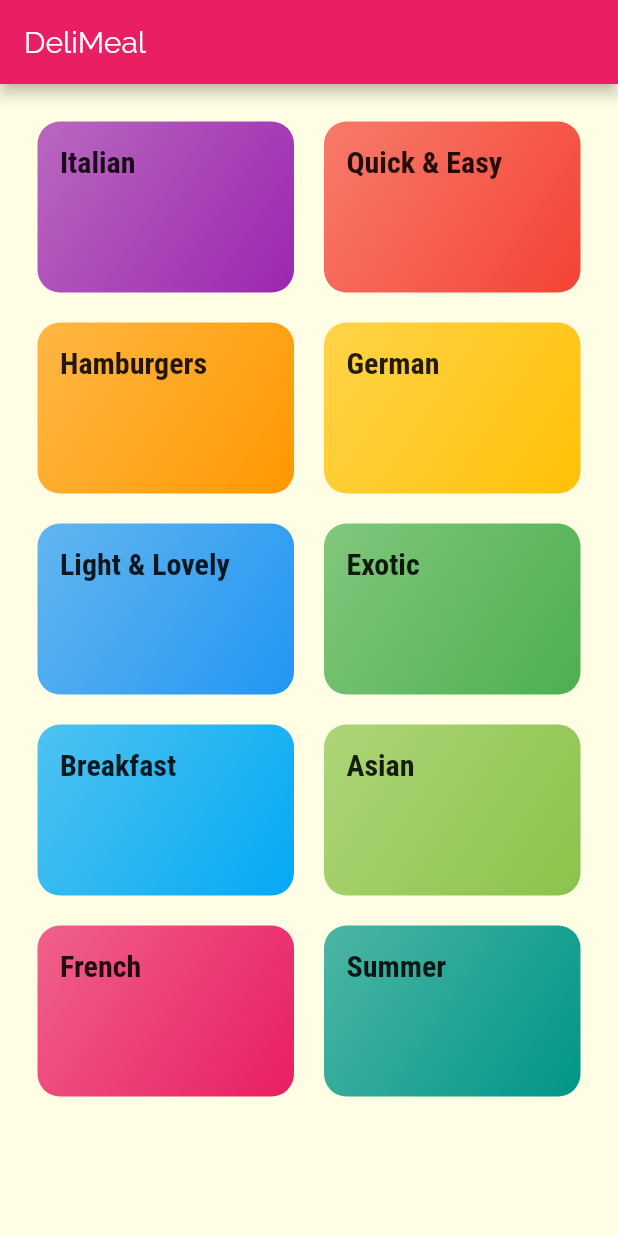
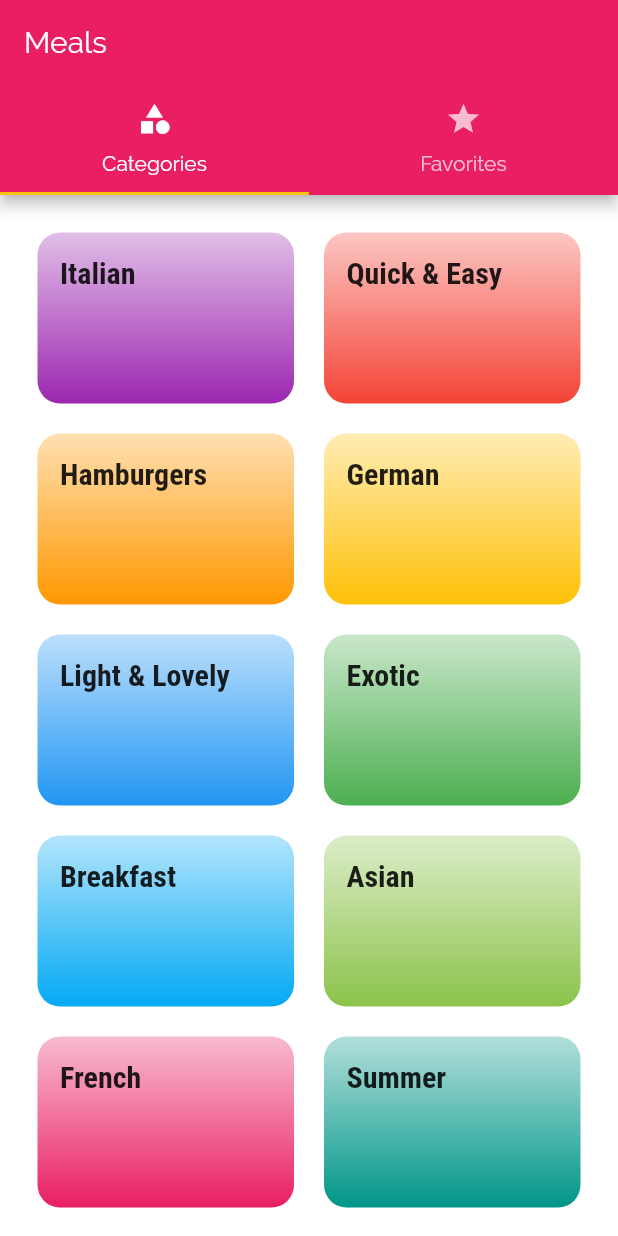
Before and after one commit to 2ChanWoo/delimeals, a Flutter app: the screen it shows after launch, on a phone screen of 412 x 824 dp. Run offline on Flutter 3.47's test engine with Material 2 defaults, Android fonts, the phone set to English and light mode, and no system bars.

Commit message:
bottom tab

```diff
--- a/lib/main.dart
+++ b/lib/main.dart
@@ -1,3 +1,5 @@
+import 'package:delimeals/screens/meal_detail_screen.dart';
+import 'package:delimeals/screens/tabs_screen.dart';
 import 'package:flutter/material.dart';
 
 import 'screens/category_meals_screen.dart';
@@ -13,7 +15,7 @@ class MyApp extends StatelessWidget {
       theme: ThemeData(
         primarySwatch: Colors.pink,
         accentColor: Colors.amber,
-        canvasColor: Color.fromRGBO(255, 254, 229, 1),
+        canvasColor: Colors.white,
         fontFamily: 'Raleway',
         textTheme: ThemeData.light().textTheme.copyWith(
               body1: TextStyle(
@@ -32,8 +34,9 @@ class MyApp extends StatelessWidget {
       // home: CategoriesScreen(),
       initialRoute: '/', // default is '/'
       routes: {
-        '/': (ctx) => CategoriesScreen(),
+        '/': (ctx) => TabsScreen(),
         CategoryMealsScreen.routeName: (ctx) => CategoryMealsScreen(),
+        MealDetailScreen.routeName : (ctx) => MealDetailScreen(),
       },
     );
   }
--- a/lib/screens/categories_screen.dart
+++ b/lib/screens/categories_screen.dart
@@ -6,11 +6,7 @@ import '../widgets/category_item.dart';
 class CategoriesScreen extends StatelessWidget {
   @override
   Widget build(BuildContext context) {
-    return Scaffold(
-      appBar: AppBar(
-        title: const Text('DeliMeal'),
-      ),
-      body: GridView(
+    return GridView(
         padding:  const EdgeInsets.all(25),   //const로 하는 이유가 뭐야?
         //Sliver 는 스크롤 가능한
         //GridDelegate 는 Grid 레이아웃 제공
@@ -30,7 +26,6 @@ class CategoriesScreen extends StatelessWidget {
           ),
         )
             .toList(),
-      ),
-    );
+      );
   }
 }
--- a/lib/screens/category_meals_screen.dart
+++ b/lib/screens/category_meals_screen.dart
@@ -24,11 +24,13 @@ class CategoryMealsScreen extends StatelessWidget {
       body: ListView.builder(
         itemBuilder: (ctx, index) {
           return MealItem(
+            id : categoryMeals[index].id,
             title: categoryMeals[index].title,
             imageUrl: categoryMeals[index].imageUrl,
             affordability: categoryMeals[index].affordability,
             complexity: categoryMeals[index].complexity,
             duration: categoryMeals[index].duration,
+            ingredients : categoryMeals[index].ingredients,
           );
         },
         itemCount: categoryMeals.length,
--- /dev/null
+++ b/lib/screens/tabs_screen.dart
@@ -0,0 +1,47 @@
+import 'package:flutter/material.dart';
+import '../screens/favorites_screen.dart';
+
+import './categories_screen.dart';
+
+class TabsScreen extends StatefulWidget {
+  @override
+  _TabsScreenState createState() => _TabsScreenState();
+}
+
+class _TabsScreenState extends State<TabsScreen> {
+  @override
+  Widget build(BuildContext context) {
+    return DefaultTabController(
+      //initialIndex: 0,
+      length: 2,
+      // initialIndex: 0,
+      child: Scaffold(
+        appBar: AppBar(
+          title: Text('Meals'),
+          bottom: TabBar(
+            tabs: <Widget>[
+              Tab(
+                icon: Icon(
+                  Icons.category,
+                ),
+                text: 'Categories',
+              ),
+              Tab(
+                icon: Icon(
+                  Icons.star,
+                ),
+                text: 'Favorites',
+              ),
+            ],
+          ),
+        ),
+        body: TabBarView(
+          children: <Widget>[
+            CategoriesScreen(),
+            FavoritesScreen(),
+          ],
+        ),
+      ),
+    );
+  }
+}
--- a/lib/widgets/category_item.dart
+++ b/lib/widgets/category_item.dart
@@ -32,13 +32,14 @@ class CategoryItem extends StatelessWidget {
           style: Theme.of(context).textTheme.title,
         ),
         decoration: BoxDecoration(
+          //border: Border.all(color: color, width: 5),
           gradient: LinearGradient(
             colors: [
-              color.withOpacity(0.7),
+              color.withOpacity(0.3),
               color,
             ],
-            begin: Alignment.topLeft,
-            end: Alignment.bottomRight,
+            begin: Alignment.topCenter,
+            end: Alignment.bottomCenter,
           ),
           borderRadius: BorderRadius.circular(15),
         ),
```
Also changed, not shown: lib/screens/favorites_screen.dart (added, +10 -0 lines), lib/screens/meal_detail_screen.dart (added, +91 -0 lines), lib/widgets/meal_item.dart (+12 -2 lines), 1 other file.
